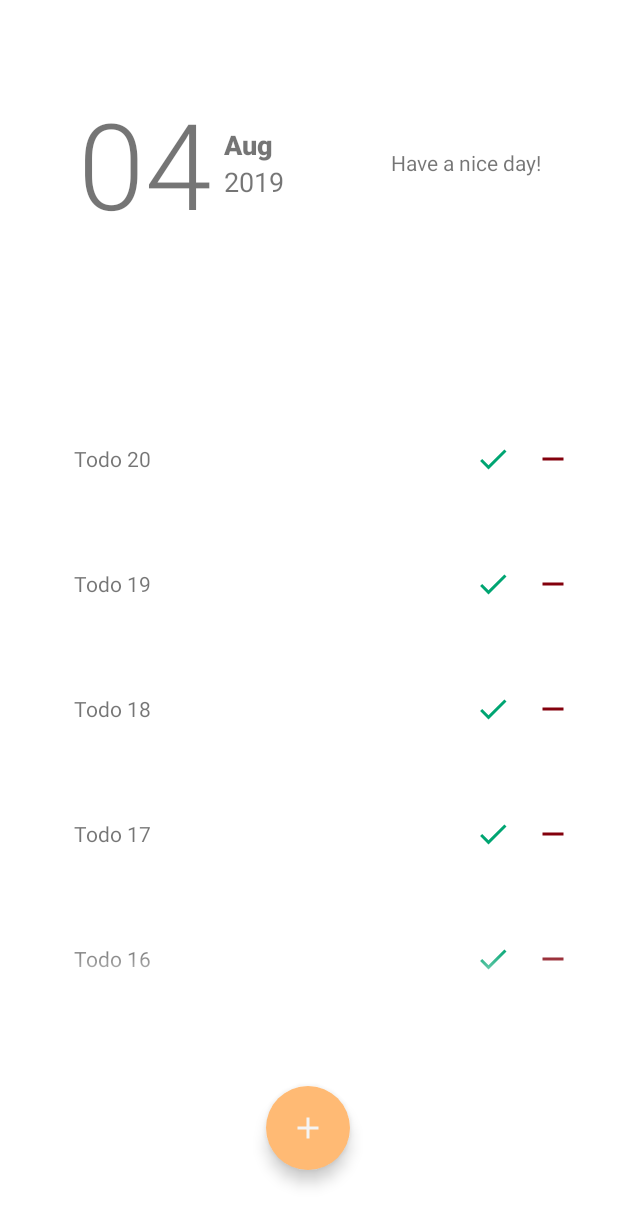
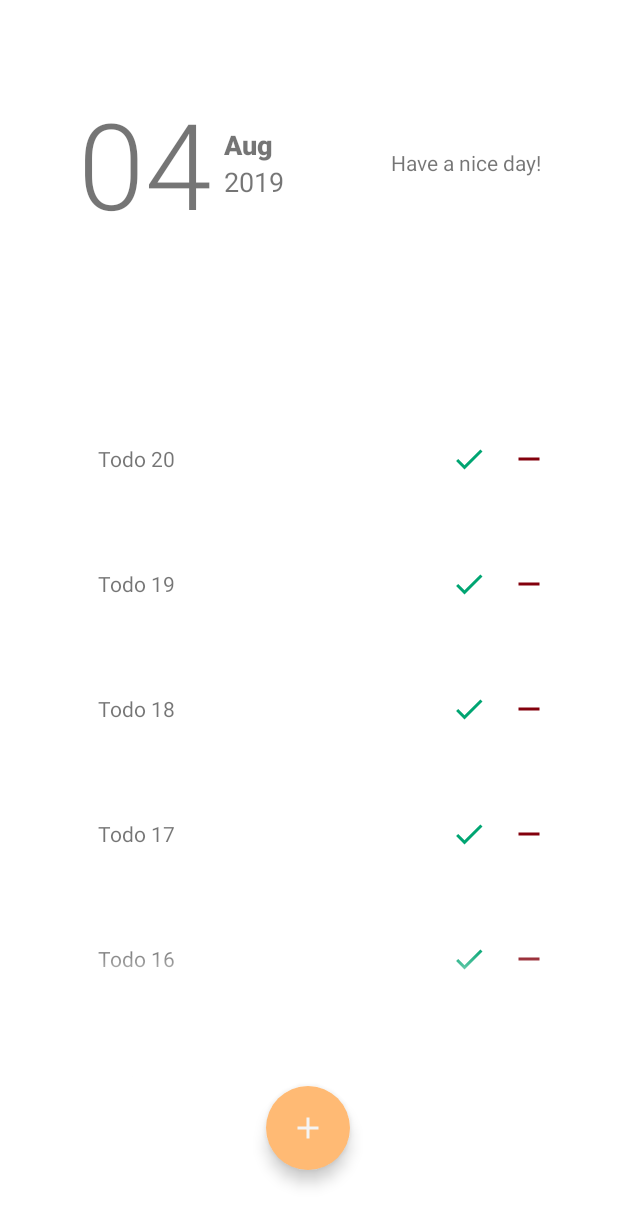
Before and after one commit to Abiri99/Todo-App, an Android app: the screen it shows after launch (MainActivity), on a phone screen of 412 x 824 dp. Shown: the top 1225 px of the screen. Run offline under Robolectric (Android 15) with nearby library versions, the phone set to English and light mode, and no system bars; Roboto replaces fonts that are not available here.

Commit message:
Commit before implementing recycler view onclick listener.

```diff
--- a/app/src/main/java/com/abiri/mytodos/MainActivity.java
+++ b/app/src/main/java/com/abiri/mytodos/MainActivity.java
@@ -119,5 +119,4 @@ public class MainActivity extends AppCompatActivity {
                         | View.SYSTEM_UI_FLAG_LAYOUT_FULLSCREEN);
     }
 
-
 }
--- a/app/src/main/java/com/abiri/mytodos/TodoAdapter.java
+++ b/app/src/main/java/com/abiri/mytodos/TodoAdapter.java
@@ -40,6 +40,7 @@ public class TodoAdapter extends
         }
     }
 
+
     // Store a member variable for the contacts
     private List<Todo> mTodos;
 
--- a/app/src/main/res/layout/todo_item_layout.xml
+++ b/app/src/main/res/layout/todo_item_layout.xml
@@ -5,6 +5,8 @@
     android:layout_width="match_parent"
     android:layout_height="wrap_content"
     android:gravity="center_vertical"
+    android:paddingStart="16dp"
+    android:paddingEnd="16dp"
     android:orientation="horizontal">
 
     <TextView
```
